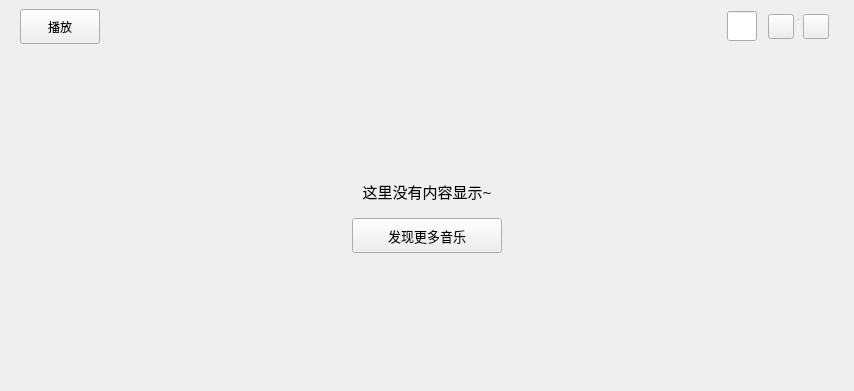
First picture: the form in KuGouStart/LocalDownload/DownloadedSong/DownloadedSong.ui, repository a-mo-xi-wei/Qt-KuGouAppClient, before the edit.
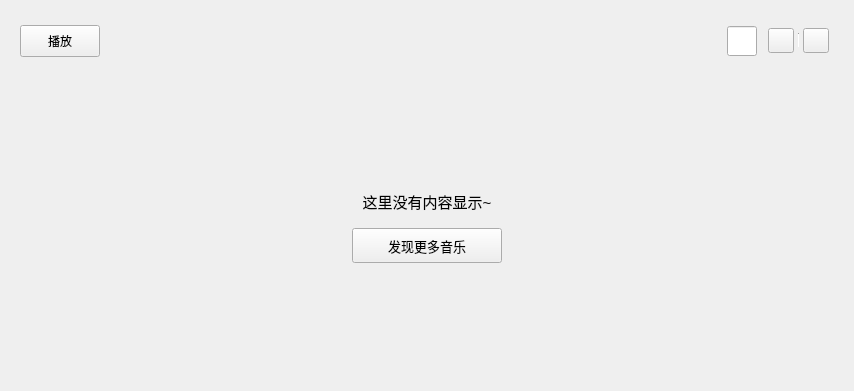
Second picture: the form after the edit. Custom widgets are drawn as their Qt base class.

```diff
--- a/KuGouStart/LocalDownload/DownloadedSong/DownloadedSong.ui
+++ b/KuGouStart/LocalDownload/DownloadedSong/DownloadedSong.ui
@@ -15,20 +15,29 @@
   </property>
   <layout class="QVBoxLayout" name="verticalLayout">
    <property name="spacing">
-    <number>0</number>
+    <number>6</number>
    </property>
    <property name="topMargin">
     <number>0</number>
    </property>
    <item>
     <widget class="QWidget" name="operation_widget" native="true">
-     <layout class="QHBoxLayout" name="horizontalLayout_9">
+     <layout class="QHBoxLayout" name="horizontalLayout">
+      <property name="topMargin">
+       <number>25</number>
+      </property>
       <item>
        <widget class="QToolButton" name="local_play_toolButton">
         <property name="minimumSize">
          <size>
           <width>80</width>
-          <height>35</height>
+          <height>32</height>
+         </size>
+        </property>
+        <property name="maximumSize">
+         <size>
+          <width>80</width>
+          <height>32</height>
          </size>
         </property>
         <property name="cursor">
```
Left out of the diff: 10 changed lines with no effect on the pictures.
